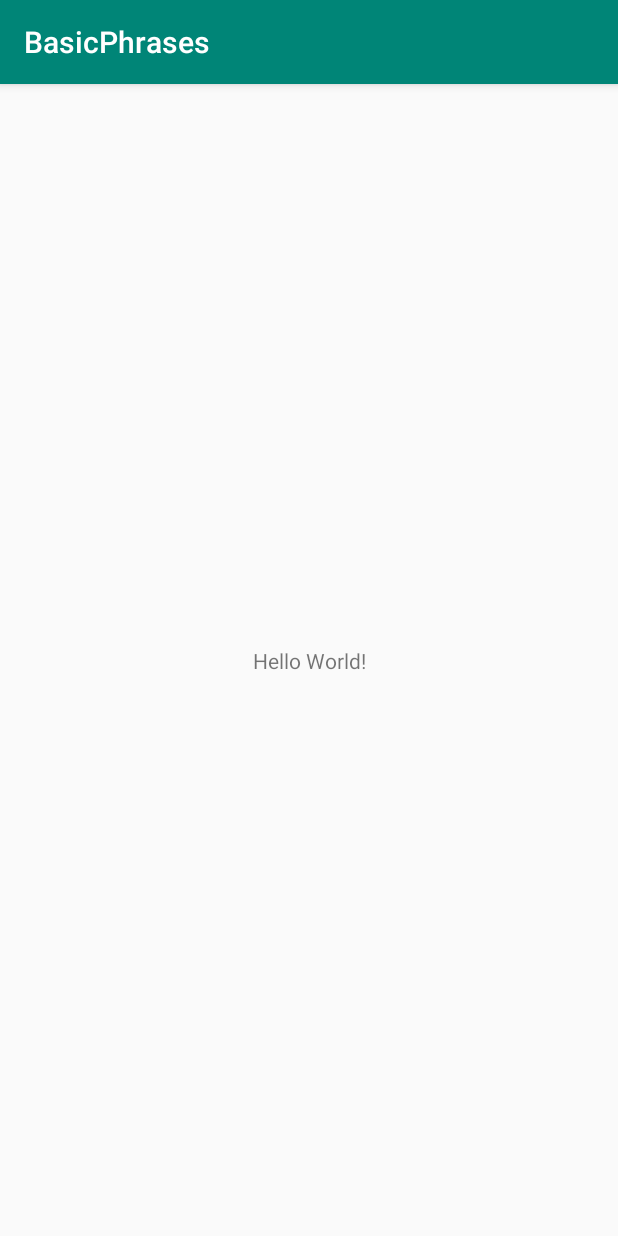
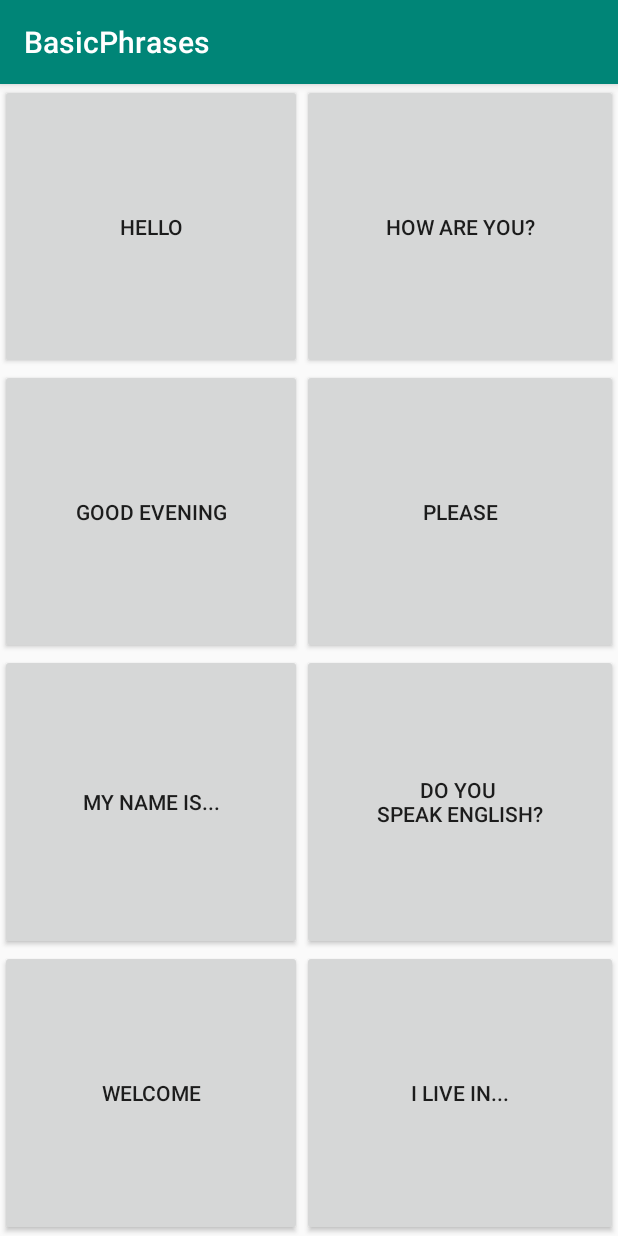
Before and after one commit to stradtkt/BasicPhrases, an Android app: the screen it shows after launch (MainActivity), on a phone screen of 412 x 824 dp. Run offline under Robolectric (Android 15) with nearby library versions, the phone set to English and light mode, and no system bars.

Commit message:
Finished the french app

```diff
--- a/app/build.gradle
+++ b/app/build.gradle
@@ -25,4 +25,5 @@ dependencies {
     testImplementation 'junit:junit:4.12'
     androidTestImplementation 'androidx.test:runner:1.1.1'
     androidTestImplementation 'androidx.test.espresso:espresso-core:3.1.1'
+    implementation 'androidx.gridlayout:gridlayout:1.0.0'
 }
--- a/app/src/main/java/com/stradtman/basicphrases/MainActivity.java
+++ b/app/src/main/java/com/stradtman/basicphrases/MainActivity.java
@@ -2,13 +2,27 @@ package com.stradtman.basicphrases;
 
 import androidx.appcompat.app.AppCompatActivity;
 
+import android.media.MediaPlayer;
 import android.os.Bundle;
+import android.util.Log;
+import android.view.View;
 
 public class MainActivity extends AppCompatActivity {
+    private static final String TAG = "MainActivity";
 
     @Override
     protected void onCreate(Bundle savedInstanceState) {
         super.onCreate(savedInstanceState);
         setContentView(R.layout.activity_main);
     }
+    public void buttonTapped(View view) {
+        int id = view.getId();
+        String ourId = "";
+        ourId = view.getResources().getResourceEntryName(id);
+        int resourceId = getResources().getIdentifier(ourId, "raw", "com.stradtman.basicphrases");
+        MediaPlayer mediaPlayer = MediaPlayer.create(this, resourceId);
+        mediaPlayer.start();
+//        Log.i(TAG, "buttonTapped: true" + Integer.toString(view.getId()));
+//        Log.i(TAG, "buttonTapped: ourId: " + ourId);
+    }
 }
--- a/app/src/main/res/layout/activity_main.xml
+++ b/app/src/main/res/layout/activity_main.xml
@@ -1,18 +1,103 @@
 <?xml version="1.0" encoding="utf-8"?>
-<androidx.constraintlayout.widget.ConstraintLayout xmlns:android="http://schemas.android.com/apk/res/android"
+<RelativeLayout
+    xmlns:android="http://schemas.android.com/apk/res/android"
     xmlns:app="http://schemas.android.com/apk/res-auto"
     xmlns:tools="http://schemas.android.com/tools"
     android:layout_width="match_parent"
     android:layout_height="match_parent"
     tools:context=".MainActivity">
 
-    <TextView
-        android:layout_width="wrap_content"
-        android:layout_height="wrap_content"
-        android:text="Hello World!"
-        app:layout_constraintBottom_toBottomOf="parent"
-        app:layout_constraintLeft_toLeftOf="parent"
-        app:layout_constraintRight_toRightOf="parent"
-        app:layout_constraintTop_toTopOf="parent" />
+    <GridLayout
+        android:layout_width="match_parent"
+        android:layout_height="match_parent">
 
-</androidx.constraintlayout.widget.ConstraintLayout>
+        <Button
+            android:id="@+id/hello"
+            android:layout_width="wrap_content"
+            android:layout_height="wrap_content"
+            android:layout_column="0"
+            android:layout_row="0"
+            android:layout_columnWeight="1"
+            android:layout_rowWeight="1"
+            android:layout_gravity="fill"
+            android:onClick="buttonTapped"
+            android:text="Hello" />
+        <Button
+            android:id="@+id/howareyou"
+            android:layout_width="wrap_content"
+            android:layout_height="wrap_content"
+            android:layout_column="1"
+            android:layout_row="0"
+            android:layout_columnWeight="1"
+            android:layout_rowWeight="1"
+            android:layout_gravity="fill"
+            android:onClick="buttonTapped"
+            android:text="How Are You?" />
+        <Button
+            android:id="@+id/goodevening"
+            android:layout_width="wrap_content"
+            android:layout_height="wrap_content"
+            android:layout_column="0"
+            android:layout_row="1"
+            android:layout_columnWeight="1"
+            android:layout_rowWeight="1"
+            android:layout_gravity="fill"
+            android:onClick="buttonTapped"
+            android:text="Good Evening" />
+        <Button
+            android:id="@+id/please"
+            android:layout_width="wrap_content"
+            android:layout_height="wrap_content"
+            android:layout_column="1"
+            android:layout_row="1"
+            android:layout_columnWeight="1"
+            android:layout_rowWeight="1"
+            android:layout_gravity="fill"
+            android:onClick="buttonTapped"
+            android:text="Please" />
+        <Button
+            android:id="@+id/mynameis"
+            android:layout_width="wrap_content"
+            android:layout_height="wrap_content"
+            android:layout_column="0"
+            android:layout_row="2"
+            android:layout_columnWeight="1"
+            android:layout_rowWeight="1"
+            android:layout_gravity="fill"
+            android:onClick="buttonTapped"
+            android:text="My Name Is..." />
+        <Button
+            android:id="@+id/doyouspeakenglish"
+            android:layout_width="wrap_content"
+            android:layout_height="wrap_content"
+            android:layout_column="1"
+            android:layout_row="2"
+            android:layout_columnWeight="1"
+            android:layout_rowWeight="1"
+            android:layout_gravity="fill"
+            android:onClick="buttonTapped"
+            android:text="Do You &#10;Speak English?" />
+        <Button
+            android:id="@+id/welcome"
+            android:layout_width="wrap_content"
+            android:layout_height="wrap_content"
+            android:layout_column="0"
+            android:layout_row="3"
+            android:layout_columnWeight="1"
+            android:layout_rowWeight="1"
+            android:layout_gravity="fill"
+            android:onClick="buttonTapped"
+            android:text="Welcome" />
+        <Button
+            android:id="@+id/ilivein"
+            android:layout_width="wrap_content"
+            android:layout_height="wrap_content"
+            android:layout_column="1"
+            android:layout_row="3"
+            android:layout_columnWeight="1"
+            android:layout_rowWeight="1"
+            android:layout_gravity="fill"
+            android:onClick="buttonTapped"
+            android:text="I Live In..." />
+    </GridLayout>
+</RelativeLayout>
```
